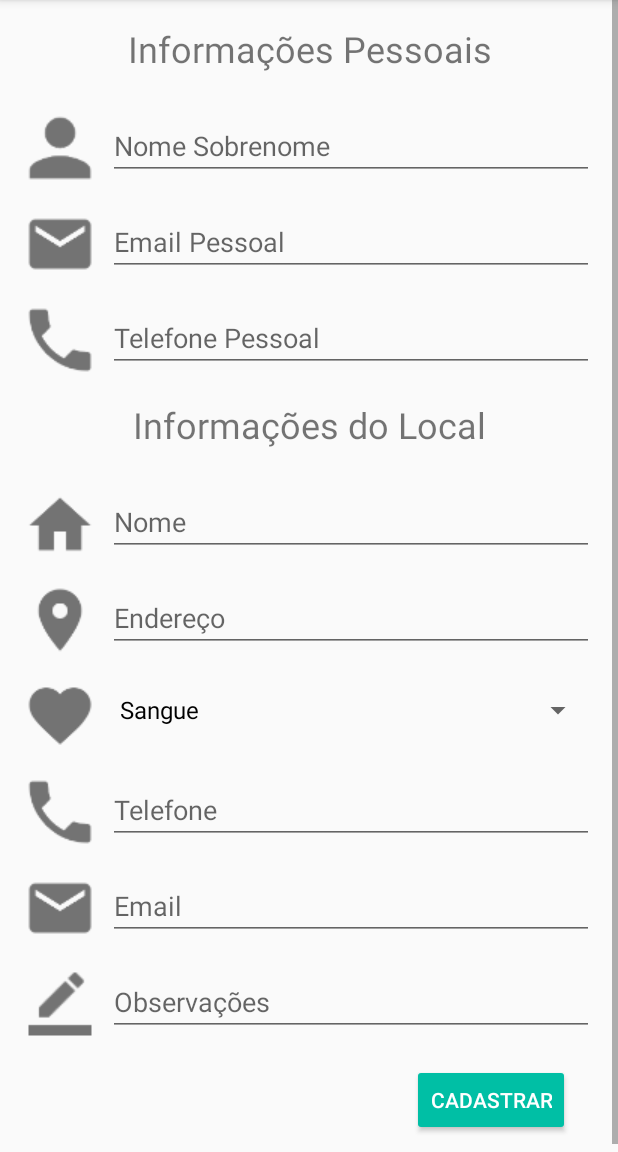
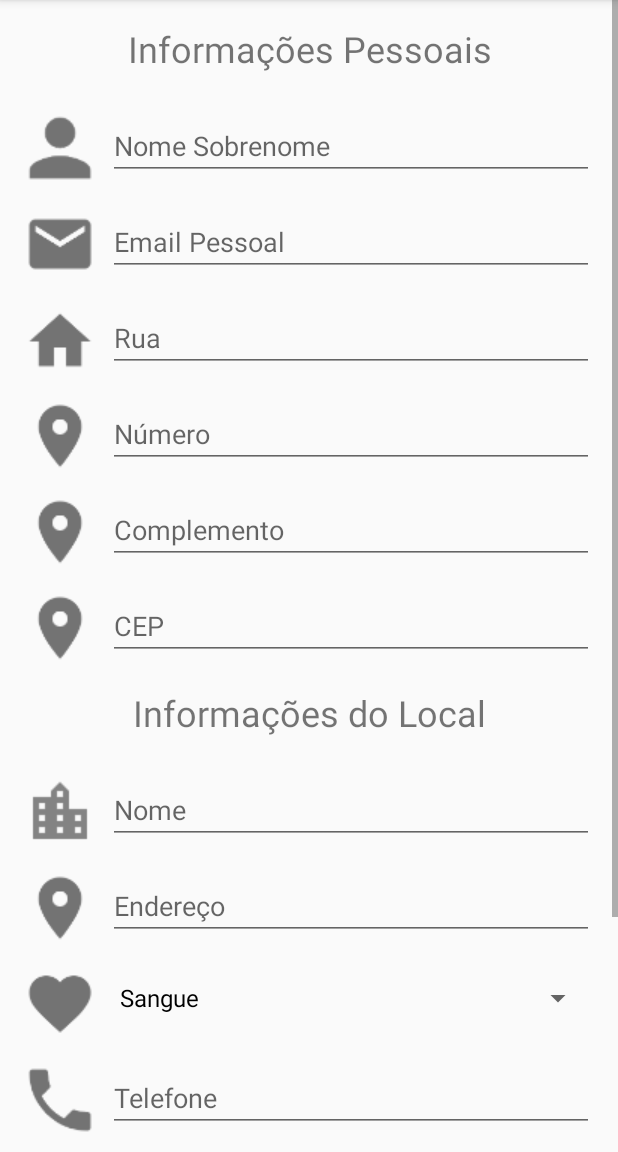
Before and after one commit to isagallerani/app_doasanca, an Android app: the CadastraLocalActivity screen opened directly, with no data from a screen before it, on a phone screen of 412 x 824 dp, the part 84-1236 px from its top. Run offline under Robolectric (Android 15) with nearby library versions, the phone set to English and light mode, and no system bars.

Commit message:
Campos do formulário atualizados com o endereço pessoal, retirando o telefone pessoal. Arquivo xml, CadastraLocal e Local atualizados.

```diff
--- a/DoaSanca/app/src/main/java/com/example/bianca/doasanca/CadastraLocalActivity.kt
+++ b/DoaSanca/app/src/main/java/com/example/bianca/doasanca/CadastraLocalActivity.kt
@@ -38,7 +38,10 @@ class CadastraLocalActivity : AppCompatActivity() {
     private fun salvaLocais(){
         val local = Local(edtNomeLocal.text.toString(),
             edtEmailPessoa.text.toString(),
-            edtTelPessoa.text.toString(),
+            edtRua.text.toString(),
+            edtNumero.text.toString(),
+            edtComplemento.text.toString(),
+            edtCep.text.toString(),
             edtNomeLocal.text.toString(),
             edtEndLocal.text.toString(),
             edtTelLocal.text.toString(),
--- a/DoaSanca/app/src/main/java/com/example/bianca/doasanca/Local.kt
+++ b/DoaSanca/app/src/main/java/com/example/bianca/doasanca/Local.kt
@@ -3,7 +3,10 @@ package com.example.bianca.doasanca
 
 data class Local (val nome_pessoa: String,
                   val email_pessoa: String,
-                  val telefone_pessoa: String,
+                  val endereco_pessoal: String,
+                  val num_casa: String,
+                  val complemento: String,
+                  val cep: String,
                   val nome_local: String,
                   val endereco_local: String,
                   val tipo_doacao: String,
--- a/DoaSanca/app/src/main/res/layout/activity_formulario.xml
+++ b/DoaSanca/app/src/main/res/layout/activity_formulario.xml
@@ -57,18 +57,51 @@
                 style="@style/FormEditText"
         />
 
+        <ImageView
+                style="@style/FormImage"
+                android:src="@drawable/ic_home"
+                android:contentDescription="@string/rua"/>
+        <EditText
+                android:id="@+id/edtRua"
+                android:hint="@string/rua"
+                android:inputType="textPostalAddress"
+                style="@style/FormEditText"
+        />
 
         <ImageView
                 style="@style/FormImage"
-                android:src="@drawable/ic_local_phone"
-                android:contentDescription="@string/telefone_pessoal"/>
+                android:src="@drawable/ic_location_on"
+                android:contentDescription="@string/num"/>
         <EditText
-                android:id="@+id/edtTelPessoa"
-                android:hint="@string/telefone_pessoal"
-                android:inputType="phone"
-                tools:ignore="LabelFor"
-                style="@style/FormEditText"/>
+                android:id="@+id/edtNumero"
+                android:hint="@string/num"
+                android:inputType="number"
+                style="@style/FormEditText"
+        />
 
+
+
+        <ImageView
+                style="@style/FormImage"
+                android:src="@drawable/ic_location_on"
+                android:contentDescription="@string/complemento"/>
+        <EditText
+                android:id="@+id/edtComplemento"
+                android:hint="@string/complemento"
+                android:inputType="textPostalAddress"
+                style="@style/FormEditText"
+        />
+
+        <ImageView
+                style="@style/FormImage"
+                android:src="@drawable/ic_location_on"
+                android:contentDescription="@string/cep"/>
+        <EditText
+                android:id="@+id/edtCep"
+                android:hint="@string/cep"
+                android:inputType="textPostalAddress"
+                style="@style/FormEditText"
+        />
 
 
         <TextView
@@ -88,7 +121,7 @@
 
         <ImageView
                 style="@style/FormImage"
-                android:src="@drawable/ic_home"
+                android:src="@drawable/institution"
                 android:contentDescription="@string/nome_local"/>
         <EditText
                 android:id="@+id/edtNomeLocal"
--- a/DoaSanca/app/src/main/res/mipmap-anydpi-v26/ic_launcher.xml
+++ b/DoaSanca/app/src/main/res/mipmap-anydpi-v26/ic_launcher.xml
@@ -1,5 +1,5 @@
 <?xml version="1.0" encoding="utf-8"?>
 <adaptive-icon xmlns:android="http://schemas.android.com/apk/res/android">
     <background android:drawable="@drawable/ic_launcher_background"/>
-    <foreground android:drawable="@drawable/ic_launcher_foreground"/>
+    <foreground android:drawable="@mipmap/ic_launcher_foreground"/>
 </adaptive-icon>
--- a/DoaSanca/app/src/main/res/mipmap-anydpi-v26/ic_launcher_round.xml
+++ b/DoaSanca/app/src/main/res/mipmap-anydpi-v26/ic_launcher_round.xml
@@ -1,5 +1,5 @@
 <?xml version="1.0" encoding="utf-8"?>
 <adaptive-icon xmlns:android="http://schemas.android.com/apk/res/android">
     <background android:drawable="@drawable/ic_launcher_background"/>
-    <foreground android:drawable="@drawable/ic_launcher_foreground"/>
+    <foreground android:drawable="@mipmap/ic_launcher_foreground"/>
 </adaptive-icon>
--- a/DoaSanca/app/src/main/res/values/strings.xml
+++ b/DoaSanca/app/src/main/res/values/strings.xml
@@ -21,7 +21,6 @@
     <string name="nome_sobrenome">Nome Sobrenome</string>
     <string name="todo">TODO</string>
     <string name="email_pessoal">Email Pessoal</string>
-    <string name="telefone_pessoal">Telefone Pessoal</string>
     <string name="informacoes_do_local">Informações do Local</string>
     <string name="nome_local">Nome</string>
     <string name="endereco">Endereço</string>
@@ -35,6 +34,10 @@
     <string name="categorias">Categorias</string>
     <string name="informacoes">Informações</string>
     <string name="adicionar_local">Adicionar local</string>
+    <string name="rua">Rua</string>
+    <string name="num">Número</string>
+    <string name="complemento">Complemento</string>
+    <string name="cep">CEP</string>
 
     <string-array name="planets_array">
         <item>Alimento</item>
```
Also changed, not shown: DoaSanca/app/src/main/res/drawable-v24/ic_launcher_foreground.xml (deleted, +0 -34 lines), DoaSanca/app/src/main/res/drawable/ic_launcher_background.xml (+5 -5 lines), DoaSanca/app/src/main/ic_launcher-web.png (added), DoaSanca/app/src/main/res/drawable/ic_launcher_foreground.png (added), DoaSanca/app/src/main/res/drawable/institution.png (added), DoaSanca/app/src/main/res/mipmap-xxxhdpi/ic_launcher.png (added), DoaSanca/app/src/main/res/mipmap-xxxhdpi/ic_launcher_foreground.png (added), DoaSanca/app/src/main/res/mipmap-xxxhdpi/ic_launcher_round.png (added).
